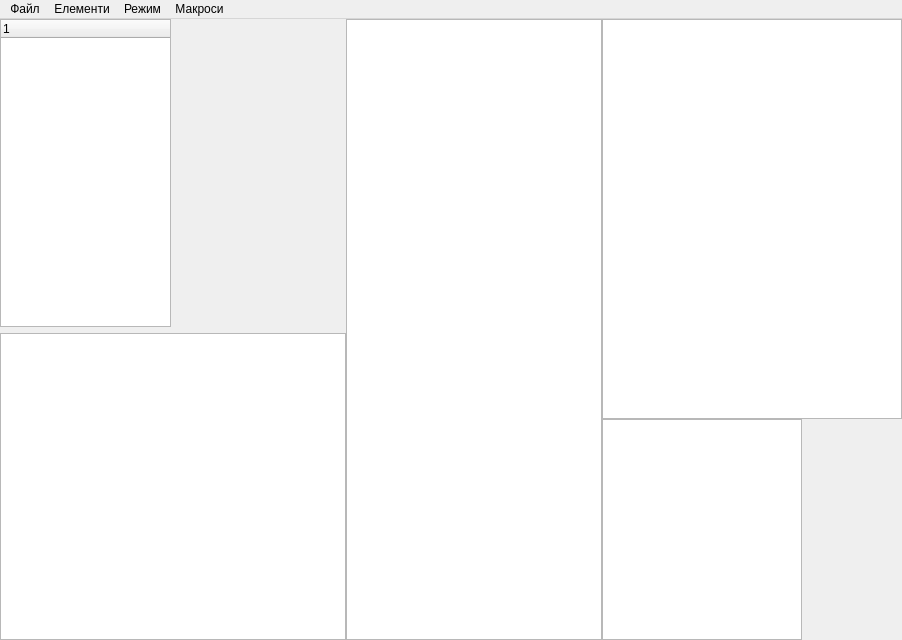
Old version of the form mainwindow.ui in the repository nazarlamer/Painting.
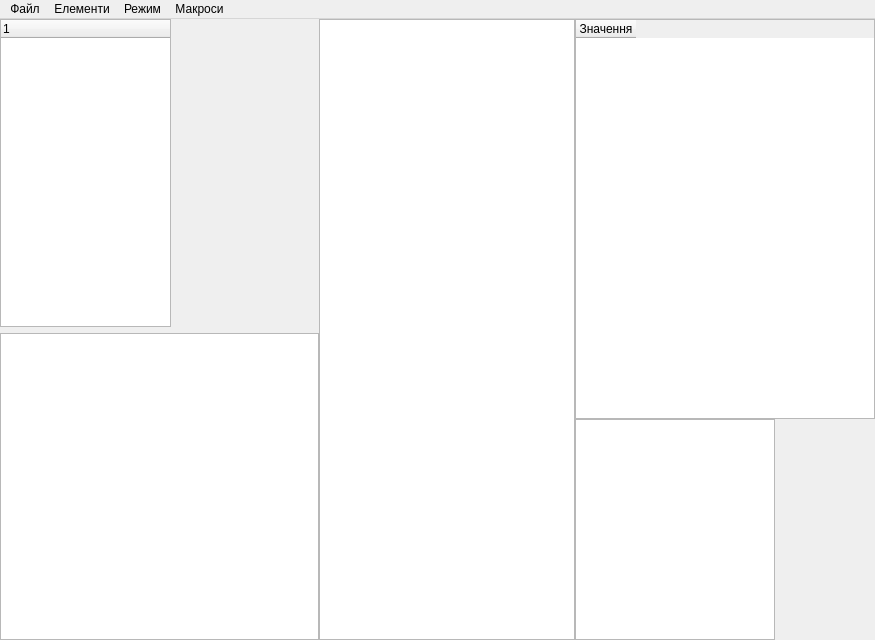
New version of the form. Custom widgets are drawn as their Qt base class.

Commit message: insert new from makros.

Diff of the .ui file:
```diff
--- a/mainwindow.ui
+++ b/mainwindow.ui
@@ -6,7 +6,7 @@
    <rect>
     <x>0</x>
     <y>0</y>
-    <width>902</width>
+    <width>875</width>
     <height>640</height>
    </rect>
   </property>
@@ -110,7 +110,7 @@
              <number>1</number>
             </property>
             <attribute name="horizontalHeaderVisible">
-             <bool>false</bool>
+             <bool>true</bool>
             </attribute>
             <attribute name="horizontalHeaderDefaultSectionSize">
              <number>60</number>
@@ -122,7 +122,7 @@
              <number>60</number>
             </attribute>
             <attribute name="verticalHeaderVisible">
-             <bool>false</bool>
+             <bool>true</bool>
             </attribute>
             <attribute name="verticalHeaderDefaultSectionSize">
              <number>21</number>
@@ -187,7 +187,7 @@
     <rect>
      <x>0</x>
      <y>0</y>
-     <width>902</width>
+     <width>875</width>
      <height>18</height>
     </rect>
    </property>
```
The commit also changes 1 other file.
